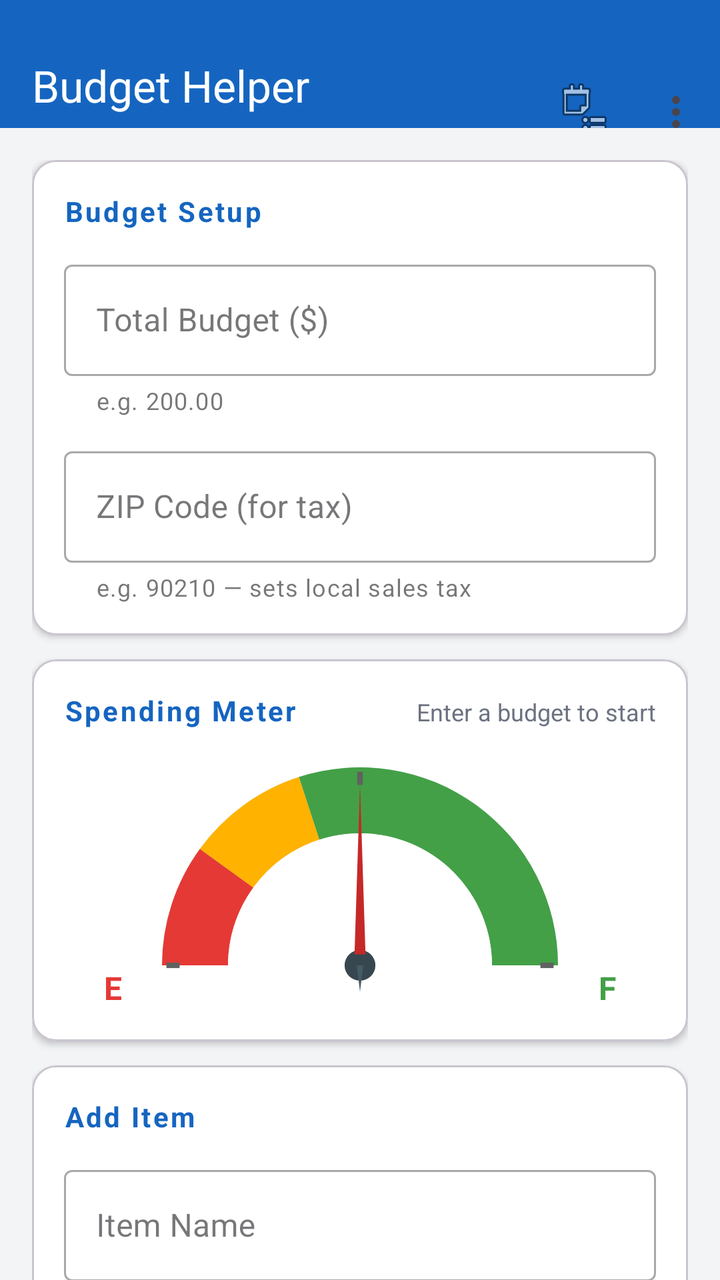
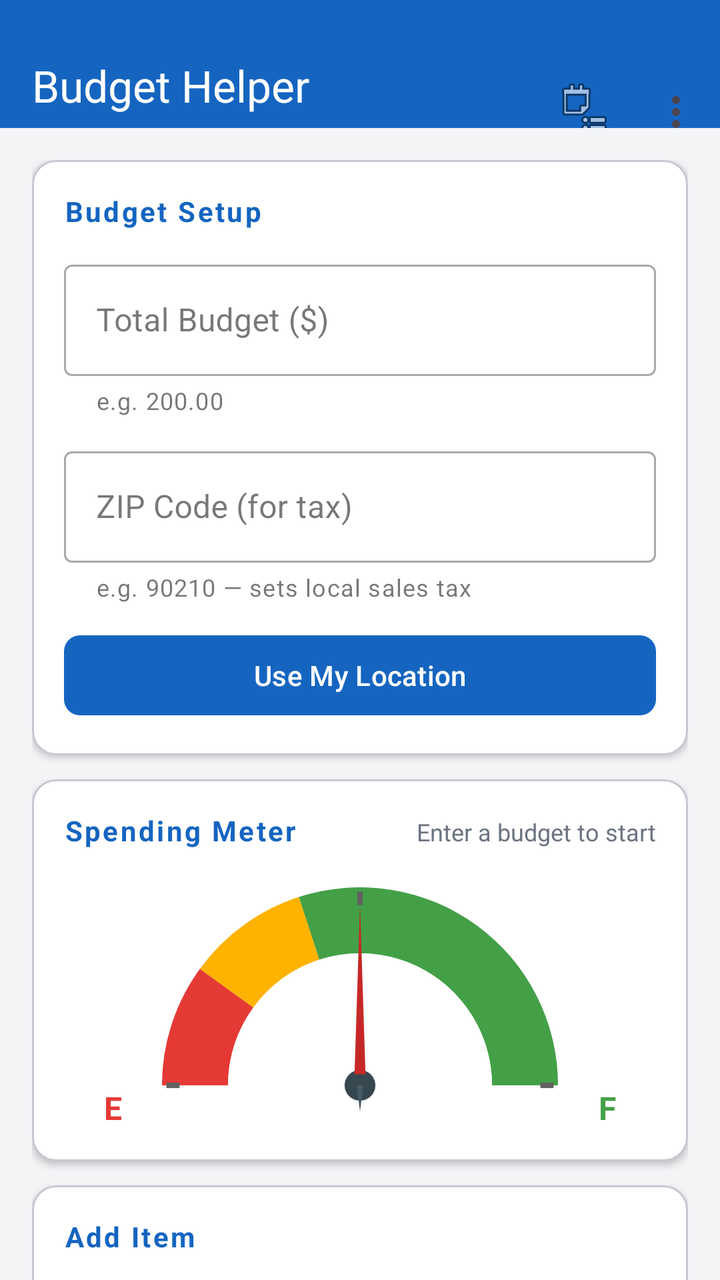

Before-and-after screenshots of an Android layout around one commit, followed by the original layout XML and the change that was made.
<!-- AndroidManifest.xml: application theme Theme.BudgetHelper -->
<!-- res/layout/activity_main.xml -->
<?xml version="1.0" encoding="utf-8"?>
<LinearLayout xmlns:android="http://schemas.android.com/apk/res/android"
    xmlns:app="http://schemas.android.com/apk/res-auto"
    android:layout_width="match_parent"
    android:layout_height="match_parent"
    android:orientation="vertical"
    android:background="@color/background">

    
    <com.google.android.material.appbar.MaterialToolbar
        android:id="@+id/toolbar"
        android:layout_width="match_parent"
        android:layout_height="?attr/actionBarSize"
        android:background="@color/colorPrimary"
        android:elevation="4dp"
        android:paddingTop="24dp"
        app:title="@string/app_name"
        app:titleTextColor="@color/white"
        app:subtitle="@string/toolbar_subtitle"
        app:subtitleTextColor="#B3FFFFFF"
        app:menu="@menu/menu_main" />

    <androidx.core.widget.NestedScrollView
        android:layout_width="match_parent"
        android:layout_height="0dp"
        android:layout_weight="1"
        android:fillViewport="true">

        <LinearLayout
            android:layout_width="match_parent"
            android:layout_height="wrap_content"
            android:orientation="vertical"
            android:padding="16dp">

            
            <com.google.android.material.card.MaterialCardView
                android:layout_width="match_parent"
                android:layout_height="wrap_content"
                android:layout_marginBottom="12dp"
                app:cardCornerRadius="12dp"
                app:cardElevation="2dp"
                app:cardBackgroundColor="@color/surface">

                <LinearLayout
                    android:layout_width="match_parent"
                    android:layout_height="wrap_content"
                    android:orientation="vertical"
                    android:padding="16dp">

                    <TextView
                        android:layout_width="wrap_content"
                        android:layout_height="wrap_content"
                        android:layout_marginBottom="12dp"
                        android:text="@string/section_budget_setup"
                        android:textColor="@color/colorPrimary"
                        android:textSize="14sp"
                        android:textStyle="bold"
                        android:letterSpacing="0.08" />

                    <com.google.android.material.textfield.TextInputLayout
                        android:layout_width="match_parent"
                        android:layout_height="wrap_content"
                        android:layout_marginBottom="12dp"
                        style="@style/Widget.MaterialComponents.TextInputLayout.OutlinedBox"
                        android:hint="@string/enter_budget"
                        app:helperText="@string/hint_budget"
                        app:prefixText="$">

                        <com.google.android.material.textfield.TextInputEditText
                            android:id="@+id/budgetEditText"
                            android:layout_width="match_parent"
                            android:layout_height="wrap_content"
                            android:inputType="numberDecimal"
                            android:imeOptions="actionNext" />
                    </com.google.android.material.textfield.TextInputLayout>

                    <com.google.android.material.textfield.TextInputLayout
                        android:layout_width="match_parent"
                        android:layout_height="wrap_content"
                        style="@style/Widget.MaterialComponents.TextInputLayout.OutlinedBox"
                        android:hint="@string/enter_zip"
                        app:helperText="@string/hint_zip">

                        <com.google.android.material.textfield.TextInputEditText
                            android:id="@+id/zipEditText"
                            android:layout_width="match_parent"
                            android:layout_height="wrap_content"
                            android:inputType="number"
                            android:maxLength="5"
                            android:imeOptions="actionNext" />
                    </com.google.android.material.textfield.TextInputLayout>

                </LinearLayout>
            </com.google.android.material.card.MaterialCardView>

            
            <com.google.android.material.card.MaterialCardView
                android:id="@+id/gaugeCard"
                android:layout_width="match_parent"
                android:layout_height="wrap_content"
                android:layout_marginBottom="12dp"
                app:cardCornerRadius="12dp"
                app:cardElevation="2dp"
                app:cardBackgroundColor="@color/surface">

                <LinearLayout
                    android:layout_width="match_parent"
                    android:layout_height="wrap_content"
                    android:orientation="vertical"
                    android:padding="16dp">

                    
                    <LinearLayout
                        android:layout_width="match_parent"
                        android:layout_height="wrap_content"
                        android:orientation="horizontal"
                        android:layout_marginBottom="8dp">

                        <TextView
                            android:layout_width="0dp"
                            android:layout_height="wrap_content"
                            android:layout_weight="1"
                            android:text="@string/gauge_title"
                            android:textColor="@color/colorPrimary"
                            android:textSize="14sp"
                            android:textStyle="bold"
                            android:letterSpacing="0.08" />

                        <TextView
                            android:id="@+id/gaugeStatusText"
                            android:layout_width="wrap_content"
                            android:layout_height="wrap_content"
                            android:text="@string/gauge_status_ready"
                            android:textColor="@color/text_secondary"
                            android:textSize="12sp" />
                    </LinearLayout>

                    
                    <FrameLayout
                        android:layout_width="match_parent"
                        android:layout_height="wrap_content"
                        android:layout_gravity="center_horizontal">

                        
                        <ImageView
                            android:id="@+id/gaugeFace"
                            android:layout_width="220dp"
                            android:layout_height="132dp"
                            android:layout_gravity="center_horizontal"
                            android:src="@drawable/gauge_face"
                            android:contentDescription="@string/gauge_face_desc" />

                        
                        <ImageView
                            android:id="@+id/gaugeNeedle"
                            android:layout_width="220dp"
                            android:layout_height="132dp"
                            android:layout_gravity="center_horizontal"
                            android:src="@drawable/gauge_needle"
                            android:contentDescription="@string/gauge_needle_desc" />

                        
                        <TextView
                            android:layout_width="wrap_content"
                            android:layout_height="wrap_content"
                            android:layout_gravity="bottom|start"
                            android:layout_marginStart="20dp"
                            android:layout_marginBottom="0dp"
                            android:text="E"
                            android:textColor="#E53935"
                            android:textSize="16sp"
                            android:textStyle="bold" />

                        
                        <TextView
                            android:layout_width="wrap_content"
                            android:layout_height="wrap_content"
                            android:layout_gravity="bottom|end"
                            android:layout_marginEnd="20dp"
                            android:layout_marginBottom="0dp"
                            android:text="F"
                            android:textColor="#43A047"
                            android:textSize="16sp"
                            android:textStyle="bold" />

                    </FrameLayout>

                </LinearLayout>
            </com.google.android.material.card.MaterialCardView>

            
            <com.google.android.material.card.MaterialCardView
                android:layout_width="match_parent"
                android:layout_height="wrap_content"
                android:layout_marginBottom="12dp"
                app:cardCornerRadius="12dp"
                app:cardElevation="2dp"
                app:cardBackgroundColor="@color/surface">

                <LinearLayout
                    android:layout_width="match_parent"
                    android:layout_height="wrap_content"
                    android:orientation="vertical"
                    android:padding="16dp">

                    <TextView
                        android:layout_width="wrap_content"
                        android:layout_height="wrap_content"
                        android:layout_marginBottom="12dp"
                        android:text="@string/section_add_item"
                        android:textColor="@color/colorPrimary"
                        android:textSize="14sp"
                        android:textStyle="bold"
                        android:letterSpacing="0.08" />

                    <com.google.android.material.textfield.TextInputLayout
                        android:layout_width="match_parent"
                        android:layout_height="wrap_content"
                        android:layout_marginBottom="12dp"
                        style="@style/Widget.MaterialComponents.TextInputLayout.OutlinedBox"
                        android:hint="@string/item_name"
                        app:helperText="@string/hint_item_name">

                        <com.google.android.material.textfield.TextInputEditText
                            android:id="@+id/itemNameEditText"
                            android:layout_width="match_parent"
                            android:layout_height="wrap_content"
                            android:inputType="textCapWords"
                            android:imeOptions="actionNext" />
                    </com.google.android.material.textfield.TextInputLayout>

                    <com.google.android.material.textfield.TextInputLayout
                        android:layout_width="match_parent"
                        android:layout_height="wrap_content"
                        android:layout_marginBottom="16dp"
                        style="@style/Widget.MaterialComponents.TextInputLayout.OutlinedBox"
                        android:hint="@string/item_price"
                        app:helperText="@string/hint_item_price"
                        app:prefixText="$">

                        <com.google.android.material.textfield.TextInputEditText
                            android:id="@+id/itemPriceEditText"
                            android:layout_width="match_parent"
                            android:layout_height="wrap_content"
                            android:inputType="numberDecimal"
                            android:imeOptions="actionDone" />
                    </com.google.android.material.textfield.TextInputLayout>

                    <com.google.android.material.button.MaterialButton
                        android:id="@+id/addButton"
                        android:layout_width="match_parent"
                        android:layout_height="wrap_content"
                        android:text="@string/add_item"
                        android:textAllCaps="false"
                        android:textSize="15sp"
                        android:paddingTop="12dp"
                        android:paddingBottom="12dp"
                        app:cornerRadius="8dp" />

                </LinearLayout>
            </com.google.android.material.card.MaterialCardView>

            
            <FrameLayout
                android:id="@+id/animationArea"
                android:layout_width="match_parent"
                android:layout_height="220dp"
                android:layout_marginBottom="12dp"
                android:layout_gravity="center">

                
                <ImageView
                    android:id="@+id/pigImage"
                    android:layout_width="140dp"
                    android:layout_height="140dp"
                    android:layout_gravity="center|bottom"
                    android:src="@drawable/nocrack"
                    android:contentDescription="@string/desc_pig" />

                
                <ImageView
                    android:id="@+id/hammerImage"
                    android:layout_width="100dp"
                    android:layout_height="100dp"
                    android:layout_gravity="center|top"
                    android:src="@drawable/hammer"
                    android:visibility="gone"
                    android:contentDescription="@string/desc_hammer" />

                
                <ImageView
                    android:id="@+id/coinImage"
                    android:layout_width="60dp"
                    android:layout_height="60dp"
                    android:layout_gravity="center_horizontal|top"
                    android:src="@drawable/coin"
                    android:visibility="gone"
                    android:contentDescription="@string/desc_coin" />

            </FrameLayout>




            
            <com.google.android.material.card.MaterialCardView
                android:layout_width="match_parent"
                android:layout_height="wrap_content"
                android:layout_marginBottom="12dp"
                app:cardCornerRadius="12dp"
                app:cardElevation="2dp"
                app:cardBackgroundColor="@color/surface">

                <LinearLayout
                    android:layout_width="match_parent"
                    android:layout_height="wrap_content"
                    android:orientation="vertical"
                    android:padding="16dp">

                    <TextView
                        android:layout_width="wrap_content"
                        android:layout_height="wrap_content"
                        android:layout_marginBottom="12dp"
                        android:text="@string/section_summary"
                        android:textColor="@color/colorPrimary"
                        android:textSize="14sp"
                        android:textStyle="bold"
                        android:letterSpacing="0.08" />

                    
                    <LinearLayout
                        android:layout_width="match_parent"
                        android:layout_height="wrap_content"
                        android:orientation="horizontal"
                        android:layout_marginBottom="6dp">
                        <TextView
                            android:layout_width="0dp"
                            android:layout_height="wrap_content"
                            android:layout_weight="1"
                            android:text="@string/label_subtotal"
                            android:textColor="@color/text_secondary"
                            android:textSize="15sp" />
                        <TextView
                            android:id="@+id/subtotalTextView"
                            android:layout_width="wrap_content"
                            android:layout_height="wrap_content"
                            android:text="$0.00"
                            android:textColor="@color/text_primary"
                            android:textSize="15sp" />
                    </LinearLayout>

                    
                    <LinearLayout
                        android:layout_width="match_parent"
                        android:layout_height="wrap_content"
                        android:orientation="horizontal"
                        android:layout_marginBottom="10dp">
                        <TextView
                            android:id="@+id/taxLabelText"
                            android:layout_width="0dp"
                            android:layout_height="wrap_content"
                            android:layout_weight="1"
                            android:text="@string/label_tax"
                            android:textColor="@color/text_secondary"
                            android:textSize="15sp" />
                        <TextView
                            android:id="@+id/taxTextView"
                            android:layout_width="wrap_content"
                            android:layout_height="wrap_content"
                            android:text="$0.00"
                            android:textColor="@color/text_primary"
                            android:textSize="15sp" />
                    </LinearLayout>

                    <View
                        android:layout_width="match_parent"
                        android:layout_height="1dp"
                        android:layout_marginBottom="10dp"
                        android:background="@color/divider" />

                    
                    <LinearLayout
                        android:layout_width="match_parent"
                        android:layout_height="wrap_content"
                        android:orientation="horizontal"
                        android:layout_marginBottom="12dp">
                        <TextView
                            android:layout_width="0dp"
                            android:layout_height="wrap_content"
                            android:layout_weight="1"
                            android:text="@string/label_total"
                            android:textColor="@color/text_primary"
                            android:textSize="16sp"
                            android:textStyle="bold" />
                        <TextView
                            android:id="@+id/totalTextView"
                            android:layout_width="wrap_content"
                            android:layout_height="wrap_content"
                            android:text="$0.00"
                            android:textColor="@color/text_primary"
                            android:textSize="16sp"
                            android:textStyle="bold" />
                    </LinearLayout>

                    
                    <com.google.android.material.card.MaterialCardView
                        android:id="@+id/remainingCard"
                        android:layout_width="match_parent"
                        android:layout_height="wrap_content"
                        app:cardCornerRadius="8dp"
                        app:cardElevation="0dp"
                        app:cardBackgroundColor="@color/remaining_positive">

                        <LinearLayout
                            android:layout_width="match_parent"
                            android:layout_height="wrap_content"
                            android:orientation="horizontal"
                            android:padding="12dp">
                            <TextView
                                android:layout_width="0dp"
                                android:layout_height="wrap_content"
                                android:layout_weight="1"
                                android:text="@string/label_remaining"
                                android:textColor="@color/white"
                                android:textSize="15sp"
                                android:textStyle="bold" />
                            <TextView
                                android:id="@+id/remainingTextView"
                                android:layout_width="wrap_content"
                                android:layout_height="wrap_content"
                                android:text="$0.00"
                                android:textColor="@color/white"
                                android:textSize="15sp"
                                android:textStyle="bold" />
                        </LinearLayout>
                    </com.google.android.material.card.MaterialCardView>

                </LinearLayout>
            </com.google.android.material.card.MaterialCardView>

            
            <com.google.android.material.card.MaterialCardView
                android:layout_width="match_parent"
                android:layout_height="wrap_content"
                app:cardCornerRadius="12dp"
                app:cardElevation="2dp"
                app:cardBackgroundColor="@color/surface">

                <LinearLayout
                    android:layout_width="match_parent"
                    android:layout_height="wrap_content"
                    android:orientation="vertical"
                    android:padding="16dp">

                    
                    <LinearLayout
                        android:layout_width="match_parent"
                        android:layout_height="wrap_content"
                        android:orientation="horizontal"
                        android:layout_marginBottom="8dp">
                        <TextView
                            android:layout_width="0dp"
                            android:layout_height="wrap_content"
                            android:layout_weight="1"
                            android:text="@string/section_items"
                            android:textColor="@color/colorPrimary"
                            android:textSize="14sp"
                            android:textStyle="bold"
                            android:letterSpacing="0.08" />
                        <TextView
                            android:layout_width="wrap_content"
                            android:layout_height="wrap_content"
                            android:text="@string/swipe_hint"
                            android:textColor="@color/text_secondary"
                            android:textSize="11sp" />
                    </LinearLayout>

                    <androidx.recyclerview.widget.RecyclerView
                        android:id="@+id/recyclerView"
                        android:layout_width="match_parent"
                        android:layout_height="wrap_content"
                        android:nestedScrollingEnabled="false" />

                    <TextView
                        android:id="@+id/emptyStateText"
                        android:layout_width="match_parent"
                        android:layout_height="wrap_content"
                        android:gravity="center"
                        android:padding="24dp"
                        android:text="@string/empty_state"
                        android:textColor="@color/text_secondary"
                        android:textSize="14sp"
                        android:visibility="visible" />

                </LinearLayout>
            </com.google.android.material.card.MaterialCardView>

        </LinearLayout>
    </androidx.core.widget.NestedScrollView>

</LinearLayout>
<!-- resources referenced by this layout -->
<resources>
  <color name="background">#F3F4F6</color>
  <color name="colorPrimary">#1565C0</color>
  <color name="divider">#E5E7EB</color>
  <color name="remaining_positive">#2E7D32</color>
  <color name="surface">#FFFFFF</color>
  <color name="text_primary">#1C1B1F</color>
  <color name="text_secondary">#6B7280</color>
  <color name="white">#FFFFFFFF</color>
  <!-- drawable gauge_needle (drawable) -->
  <vector xmlns:android="http://schemas.android.com/apk/res/android"
      android:width="200dp"
      android:height="120dp"
      android:viewportWidth="200"
      android:viewportHeight="120">
  
      
  
      
      <path
          android:pathData="M 97.5,95 L 100,18 L 102.5,95 Z"
          android:fillColor="#C62828" />
  
      
      <path
          android:pathData="M 98.5,100 L 100,112 L 101.5,100 Z"
          android:fillColor="#455A64" />
  
  </vector>
  <string name="add_item">Add Item</string>
  <string name="app_name">Budget Helper</string>
  <string name="desc_coin">Coin</string>
  <string name="desc_hammer">Hammer</string>
  <string name="desc_pig">Piggy Bank</string>
  <string name="empty_state">No items yet.\nEnter your budget above and start adding items.</string>
  <string name="enter_budget">Total Budget ($)</string>
  <string name="enter_zip">ZIP Code (for tax)</string>
  <string name="gauge_face_desc">Budget gauge face</string>
  <string name="gauge_needle_desc">Budget gauge needle</string>
  <string name="gauge_status_ready">Enter a budget to start</string>
  <string name="gauge_title">Spending Meter</string>
  <string name="hint_budget">e.g. 200.00</string>
  <string name="hint_item_name">e.g. Milk, Coffee, Gas</string>
  <string name="hint_item_price">e.g. 3.99</string>
  <string name="hint_zip">e.g. 90210 — sets local sales tax</string>
  <string name="item_name">Item Name</string>
  <string name="item_price">Item Price ($)</string>
  <string name="label_remaining">Remaining</string>
  <string name="label_subtotal">Subtotal</string>
  <string name="label_tax">Tax</string>
  <string name="label_total">Total</string>
  <string name="section_add_item">Add Item</string>
  <string name="section_budget_setup">Budget Setup</string>
  <string name="section_items">Your Items</string>
  <string name="section_summary">Summary</string>
  <string name="swipe_hint">← Swipe left to remove</string>
  <string name="toolbar_subtitle">Track your spending in real time</string>
  <style name="Theme.BudgetHelper" parent="Base.Theme.BudgetHelper" />
  <style name="Base.Theme.BudgetHelper" parent="Theme.Material3.DayNight.NoActionBar">
          <item name="colorPrimary">@color/colorPrimary</item>
          <item name="colorPrimaryVariant">@color/colorPrimaryDark</item>
          <item name="colorOnPrimary">@color/white</item>
          <item name="android:windowBackground">@color/background</item>
      </style>
  <color name="colorPrimaryDark">#0D47A1</color>
  <!-- unchanged entries left out for length: 4 -->
</resources>

<!-- the commit's change to res/layout/activity_main.xml (unified diff, before → after) -->
@@ -89,6 +89,15 @@
                             android:maxLength="5"
                             android:imeOptions="actionNext" />
                     </com.google.android.material.textfield.TextInputLayout>
+
+                    <com.google.android.material.button.MaterialButton
+                        android:id="@+id/useLocationButton"
+                        android:layout_width="match_parent"
+                        android:layout_height="wrap_content"
+                        android:layout_marginTop="12dp"
+                        android:text="@string/use_my_location"
+                        android:textAllCaps="false"
+                        app:cornerRadius="8dp" />
 
                 </LinearLayout>
             </com.google.android.material.card.MaterialCardView>
<!-- resource entries referenced after the edit -->
@@ -56,6 +56,7 @@
   <string name="section_summary">Summary</string>
   <string name="swipe_hint">← Swipe left to remove</string>
   <string name="toolbar_subtitle">Track your spending in real time</string>
+  <string name="use_my_location">Use My Location</string>
   <style name="Theme.BudgetHelper" parent="Base.Theme.BudgetHelper" />
   <style name="Base.Theme.BudgetHelper" parent="Theme.Material3.DayNight.NoActionBar">
           <item name="colorPrimary">@color/colorPrimary</item>
